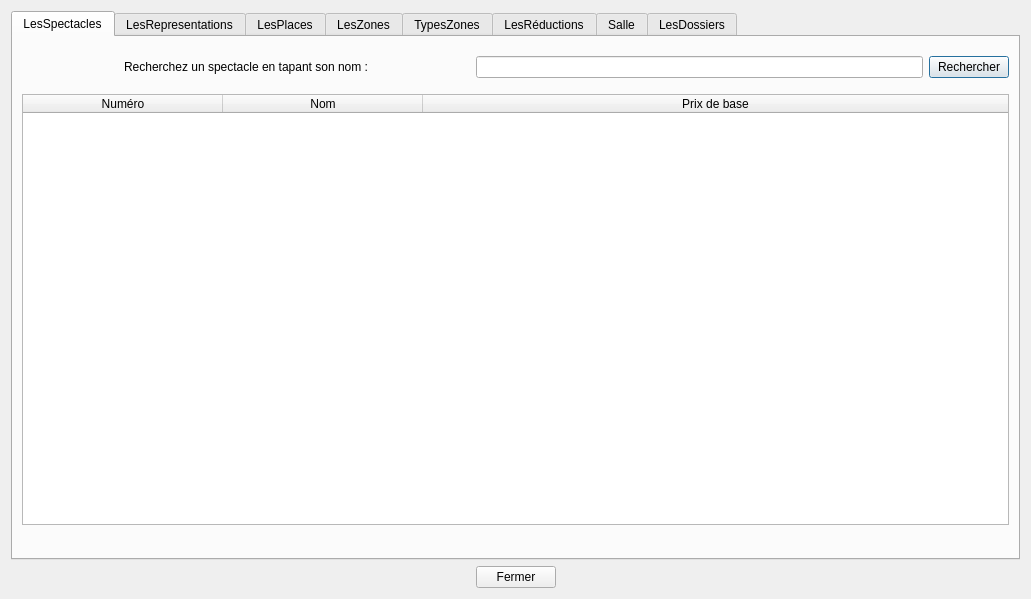
Above: gui/v1_tablesData.ui from BennyBellier/Theatre-CEDB-Project before the change. Below: the same form after it.
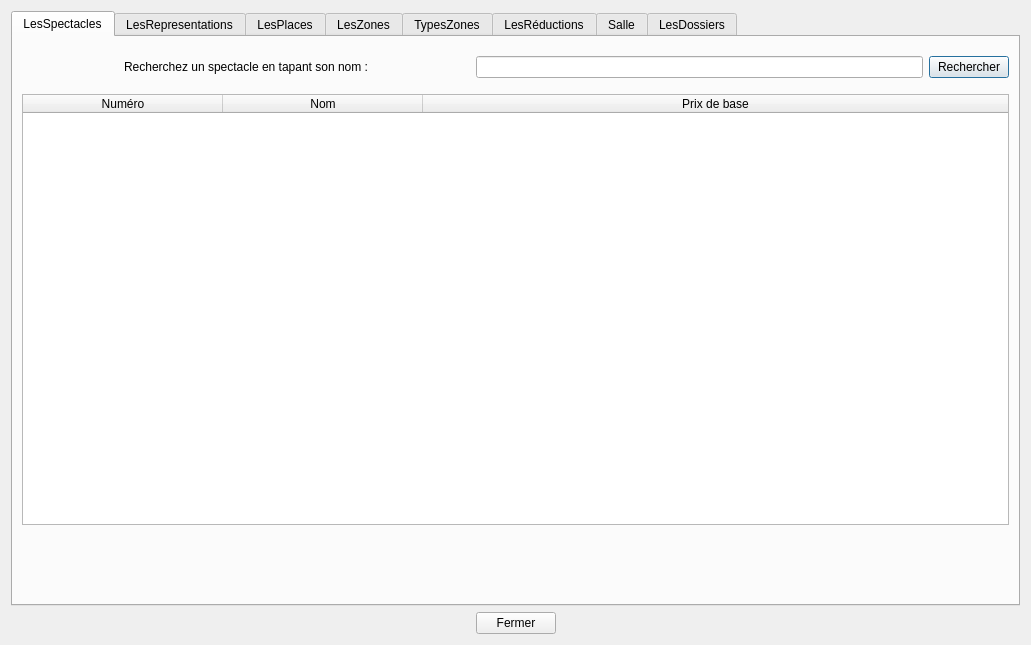
That is the form after the change. The open tabs and pages were chosen to show the change.

The edit to the form file:
```diff
--- a/gui/v1_tablesData.ui
+++ b/gui/v1_tablesData.ui
@@ -7,7 +7,7 @@
     <x>0</x>
     <y>0</y>
     <width>1031</width>
-    <height>599</height>
+    <height>645</height>
    </rect>
   </property>
   <property name="sizePolicy">
```
Left out of the diff: 2 changed lines with no effect on the pictures.
